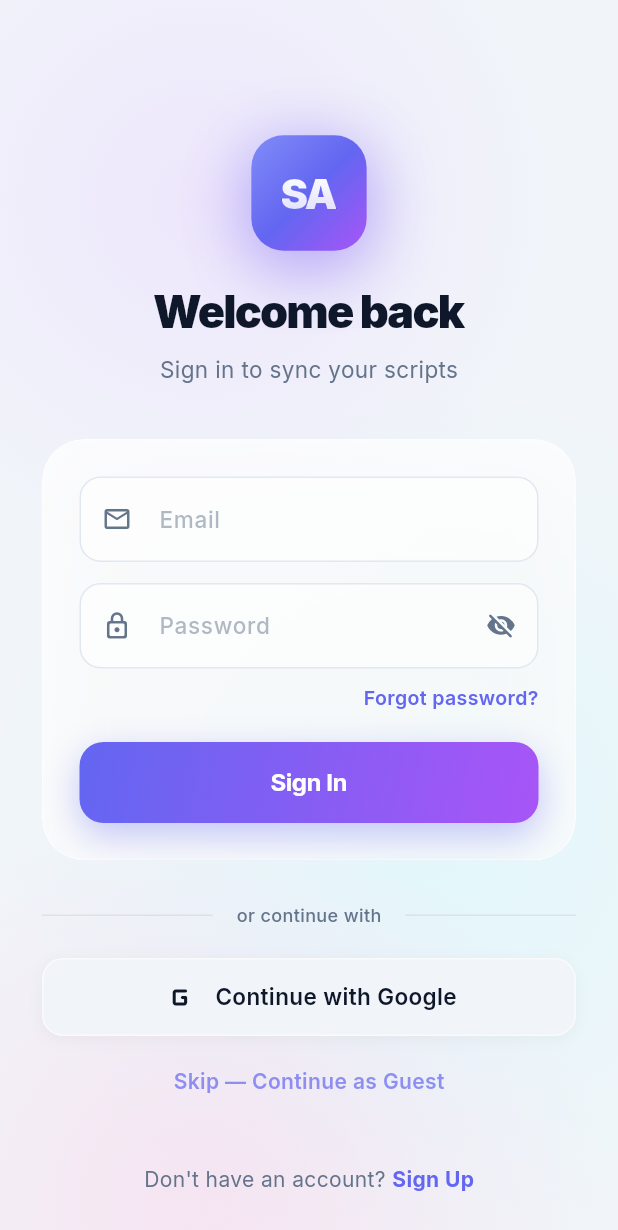
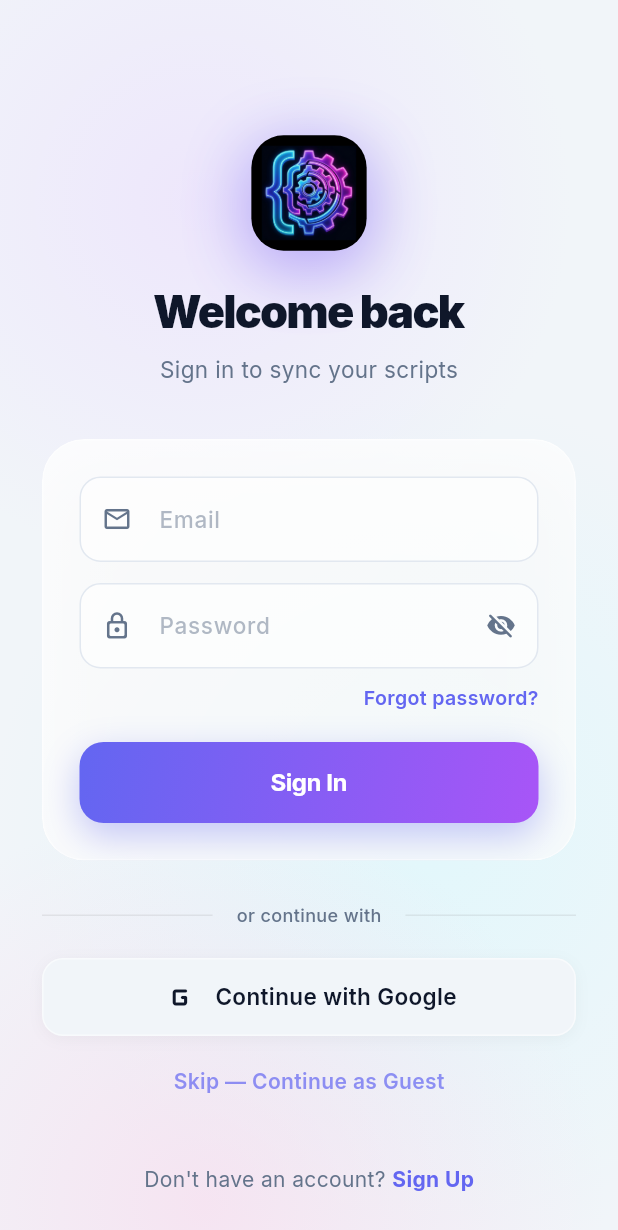
Before and after one commit to chngysmine/Script-Automator, a Flutter app: the screen it shows after launch, on a phone screen of 412 x 824 dp. Shown: the top 1230 px of the screen. Run offline on Flutter 3.47's test engine with Material 3 defaults, Android fonts, the light colour scheme and no system bars; drawn by our look-alikes of flutter_animate; our stand-ins replace cloud_firestore, cloud_functions, connectivity_plus, firebase_auth, firebase_core, firebase_storage and 19 more; missing offline and left inert: dart:ffi, dart_openai; accounts and stored records are empty; generated files the repository leaves out were written again.

Commit message:
feat: replace text-based logo with custom image asset and configure automated app icon generation and release signing

```diff
--- a/lib/core/ui/auth_brand_logo.dart
+++ b/lib/core/ui/auth_brand_logo.dart
@@ -51,15 +51,6 @@ class _AuthBrandLogoState extends State<AuthBrandLogo>
               height: widget.size,
               decoration: BoxDecoration(
                 borderRadius: BorderRadius.circular(widget.size * 0.28),
-                gradient: const LinearGradient(
-                  begin: Alignment.topLeft,
-                  end: Alignment.bottomRight,
-                  colors: [
-                    Color(0xFF818CF8), // Indigo 400
-                    LiquidTheme.primary,
-                    LiquidTheme.secondary,
-                  ],
-                ),
                 boxShadow: [
                   BoxShadow(
                     color: LiquidTheme.primary.withValues(alpha: glowIntensity),
@@ -75,25 +66,13 @@ class _AuthBrandLogoState extends State<AuthBrandLogo>
                   ),
                 ],
               ),
-              child: Center(
-                child: ShaderMask(
-                  shaderCallback: (bounds) {
-                    return const LinearGradient(
-                      begin: Alignment.topCenter,
-                      end: Alignment.bottomCenter,
-                      colors: [Colors.white, Color(0xCCFFFFFF)],
-                    ).createShader(bounds);
-                  },
-                  blendMode: BlendMode.srcIn,
-                  child: Text(
-                    'SA',
-                    style: TextStyle(
-                      fontSize: widget.size * 0.36,
-                      fontWeight: FontWeight.w900,
-                      letterSpacing: -1.5,
-                      height: 1.0,
-                    ),
-                  ),
+              child: ClipRRect(
+                borderRadius: BorderRadius.circular(widget.size * 0.28),
+                child: Image.asset(
+                  'assets/images/logo.png',
+                  width: widget.size,
+                  height: widget.size,
+                  fit: BoxFit.cover,
                 ),
               ),
             ),
```
Also changed, not shown: pubspec.yaml (+8 -0 lines), assets/images/logo.png (added), pubspec.lock, 31 other files.
